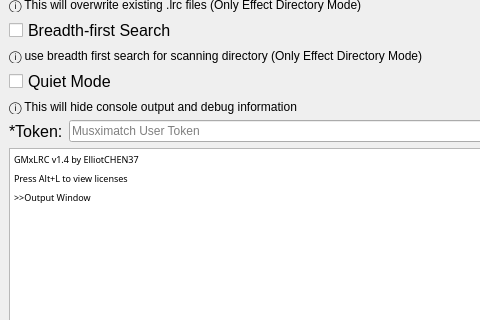
This is win.ui in ElliotCHEN37/GMxLRC as Qt 5 draws it before an edit; both pictures show x 0 to 480 and y 145 to 465 of the 637 by 602 pixel window. The edited form follows.
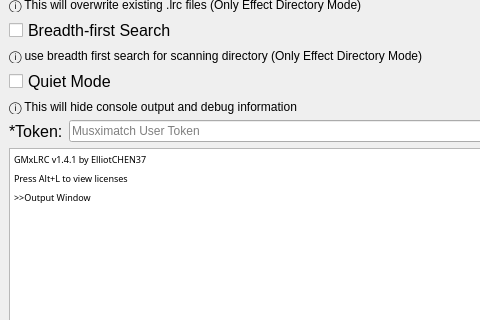
This is the edited form.

The edit to the form file:
```diff
--- a/win.ui
+++ b/win.ui
@@ -244,7 +244,7 @@
 &lt;html&gt;&lt;head&gt;&lt;meta name=&quot;qrichtext&quot; content=&quot;1&quot; /&gt;&lt;style type=&quot;text/css&quot;&gt;
 p, li { white-space: pre-wrap; }
 &lt;/style&gt;&lt;/head&gt;&lt;body style=&quot; font-family:'JetBrains Mono Light','Arial'; font-size:9pt; font-weight:400; font-style:normal;&quot;&gt;
-&lt;p style=&quot; margin-top:6px; margin-bottom:6px; margin-left:0px; margin-right:0px; -qt-block-indent:0; text-indent:0px;&quot;&gt;&lt;span style=&quot; font-family:'JetBrains Mono 54','JetBrains Mono Light'; font-size:7pt;&quot;&gt;GMxLRC v1.4 by ElliotCHEN37&lt;/span&gt;&lt;/p&gt;
+&lt;p style=&quot; margin-top:6px; margin-bottom:6px; margin-left:0px; margin-right:0px; -qt-block-indent:0; text-indent:0px;&quot;&gt;&lt;span style=&quot; font-family:'JetBrains Mono 54','JetBrains Mono Light'; font-size:7pt;&quot;&gt;GMxLRC v1.4.1 by ElliotCHEN37&lt;/span&gt;&lt;/p&gt;
 &lt;p style=&quot; margin-top:6px; margin-bottom:6px; margin-left:0px; margin-right:0px; -qt-block-indent:0; text-indent:0px;&quot;&gt;&lt;span style=&quot; font-size:7pt;&quot;&gt;Press Alt+L to view licenses&lt;/span&gt;&lt;/p&gt;
 &lt;p style=&quot; margin-top:6px; margin-bottom:6px; margin-left:0px; margin-right:0px; -qt-block-indent:0; text-indent:0px;&quot;&gt;&lt;span style=&quot; font-family:'JetBrains Mono 54','JetBrains Mono Light'; font-size:7pt;&quot;&gt;&amp;gt;&amp;gt;Output Window&lt;/span&gt;&lt;/p&gt;&lt;/body&gt;&lt;/html&gt;</string>
       </property>
```
